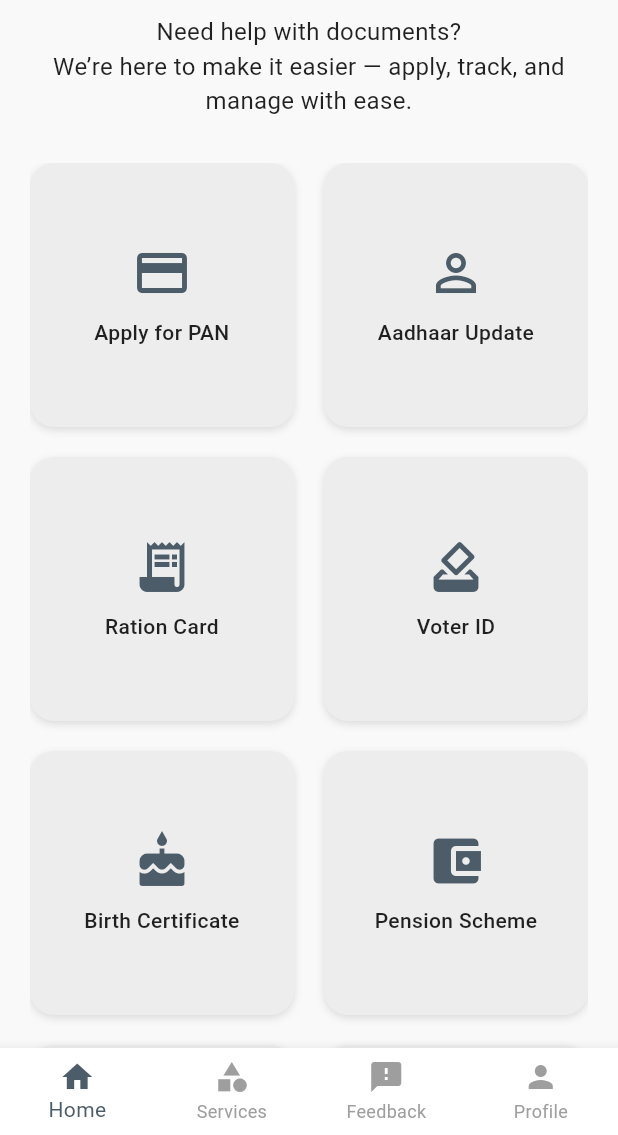
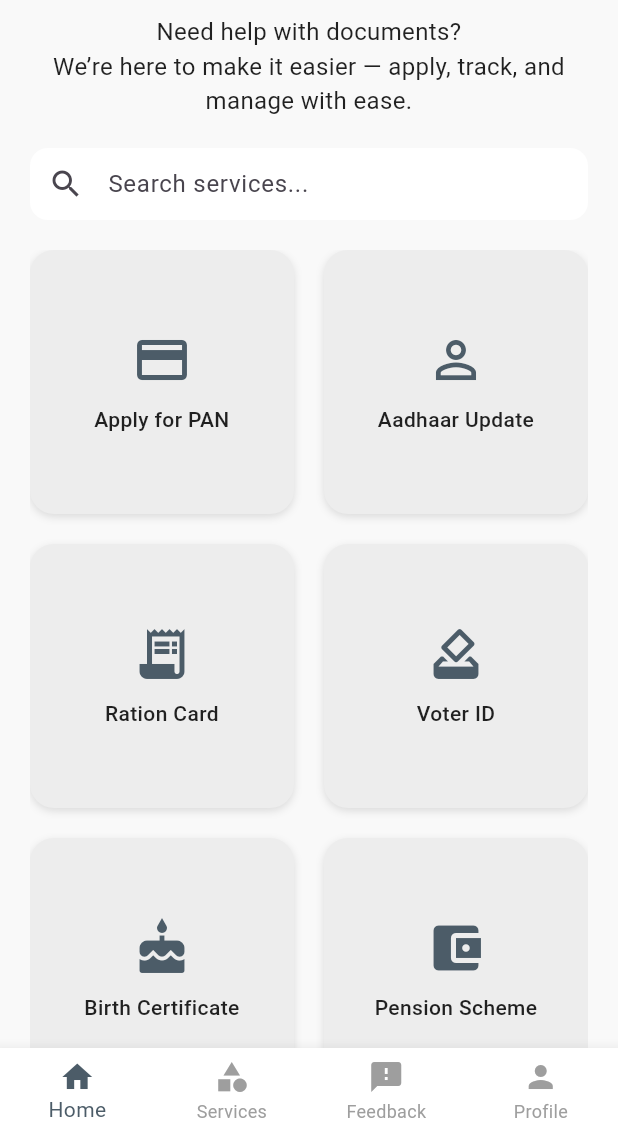
Before and after one commit to YashviHarsora1710/flutter_project, a Flutter app: the screen it shows after launch, on a phone screen of 412 x 824 dp, the part 101-1236 px from its top. Run offline on Flutter 3.47's test engine with Material 3 defaults, Android fonts, the light colour scheme and no system bars; our stand-ins replace image_picker, open_filex.

Commit message:
"search bar added"

```diff
--- a/lib/screens/home_screen.dart
+++ b/lib/screens/home_screen.dart
@@ -2,8 +2,15 @@ import 'package:flutter/material.dart';
 import 'package:document_helper_app/screens/service_details_screen.dart';
 import 'package:document_helper_app/models/service_model.dart';
 
-class HomeScreen extends StatelessWidget {
+class HomeScreen extends StatefulWidget {
   const HomeScreen({super.key});
+
+  @override
+  State<HomeScreen> createState() => _HomeScreenState();
+}
+
+class _HomeScreenState extends State<HomeScreen> {
+  String searchQuery = "";
 
   @override
   Widget build(BuildContext context) {
@@ -208,6 +215,15 @@ class HomeScreen extends StatelessWidget {
       );
     }).toList();
 
+    /// ✅ Filtered list based on search query
+    final filteredServices = servicesData
+        .where(
+          (service) => service['title'].toLowerCase().contains(
+            searchQuery.toLowerCase(),
+          ),
+        )
+        .toList();
+
     return Scaffold(
       backgroundColor: backgroundColor,
       body: SafeArea(
@@ -238,14 +254,39 @@ class HomeScreen extends StatelessWidget {
               ),
             ),
 
-            const SizedBox(height: 30),
+            const SizedBox(height: 20),
+
+            // ✅ Search Bar
+            Padding(
+              padding: const EdgeInsets.symmetric(horizontal: 20),
+              child: TextField(
+                decoration: InputDecoration(
+                  hintText: "Search services...",
+                  prefixIcon: const Icon(Icons.search),
+                  filled: true,
+                  fillColor: Colors.white,
+                  contentPadding: const EdgeInsets.symmetric(vertical: 0),
+                  border: OutlineInputBorder(
+                    borderRadius: BorderRadius.circular(12),
+                    borderSide: BorderSide.none,
+                  ),
+                ),
+                onChanged: (value) {
+                  setState(() {
+                    searchQuery = value;
+                  });
+                },
+              ),
+            ),
+
+            const SizedBox(height: 20),
 
             // Services Grid
             Expanded(
               child: Padding(
                 padding: const EdgeInsets.symmetric(horizontal: 20),
                 child: GridView.builder(
-                  itemCount: servicesData.length,
+                  itemCount: filteredServices.length,
                   gridDelegate: const SliverGridDelegateWithFixedCrossAxisCount(
                     crossAxisCount: 2,
                     mainAxisSpacing: 20,
@@ -253,14 +294,16 @@ class HomeScreen extends StatelessWidget {
                     childAspectRatio: 1,
                   ),
                   itemBuilder: (context, index) {
-                    final service = servicesData[index]; // for icon + title
+                    final service = filteredServices[index]; // for icon + title
                     return GestureDetector(
                       onTap: () {
                         Navigator.push(
                           context,
                           MaterialPageRoute(
                             builder: (_) => ServiceDetailScreen(
-                              service: services[index], // ✅ pass model
+                              service: services.firstWhere(
+                                (s) => s.name == service['title'],
+                              ), // ✅ find match
                             ),
                           ),
                         );
```
